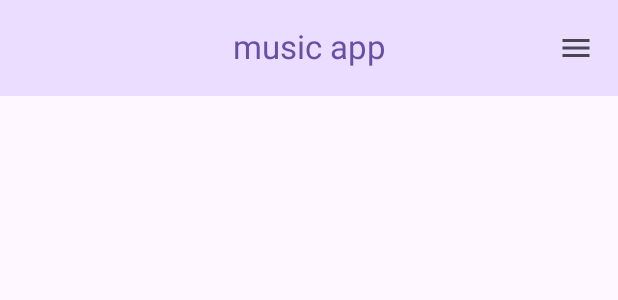
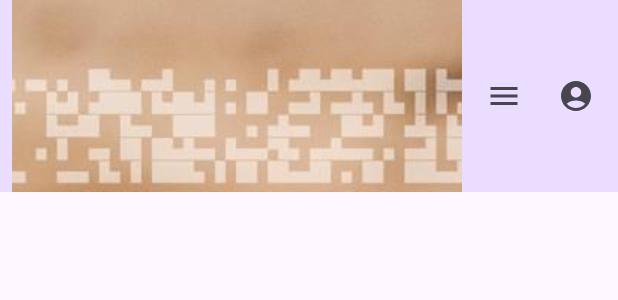
Before and after one commit to user27091980/musicApp, an Android app built with Jetpack Compose: the @Preview function MainPreview, on a phone screen of 412 x 824 dp. Shown: the top 300 px of the screen. Run offline under Robolectric (Android 15) with nearby library versions, the phone set to English and light mode, and no system bars.

Commit message:
nuevos componentes añadidos

```diff
--- a/app/src/main/java/com/example/musicapp/MainActivity.kt
+++ b/app/src/main/java/com/example/musicapp/MainActivity.kt
@@ -21,7 +21,7 @@ class MainActivity : ComponentActivity() {
         enableEdgeToEdge()
         setContent {
             MusicAppTheme {
-                SplashScreen()
+
             }
         }
     }
--- a/app/src/main/java/com/example/musicapp/estilos/ModifyStyles.kt
+++ b/app/src/main/java/com/example/musicapp/estilos/ModifyStyles.kt
@@ -30,14 +30,14 @@ val estiloTextoTitulo = TextStyle(
     )
 val estiloTextoBotones = TextStyle(
     color = (Color.White),
-    fontSize = 10.sp,
+    fontSize = 7.sp,
     textAlign = TextAlign.Center)
 
 val botonLogin = Modifier.padding(start=270.dp,top=640.dp)
-    .size(width=80.dp, height = 40.dp)
+    .size(width=80.dp, height = 30.dp)
 
 val botonRegister = Modifier.padding(start=275.dp,top=650.dp)
-    .size(width=90.dp, height = 40.dp)
+    .size(width=100.dp, height = 30.dp)
 
 /*val skip =Modifier.clickable(
 
--- a/app/src/main/java/com/example/musicapp/myComponents/BotonesComponent.kt
+++ b/app/src/main/java/com/example/musicapp/myComponents/BotonesComponent.kt
@@ -15,8 +15,7 @@ fun BotonLogin(modifier: Modifier){
     Button(onClick = {}) {
 
        Text(text = stringResource(R.string.boton_login),
-           style = estiloTextoBotones
-       )
+           style = estiloTextoBotones)
 
    }
 }
--- a/app/src/main/java/com/example/musicapp/myComponents/LazyFilaComponent.kt
+++ /dev/null
@@ -1 +0,0 @@
-package com.example.musicapp.myComponents
--- a/app/src/main/java/com/example/musicapp/myComponents/TopAppBarComponent.kt
+++ b/app/src/main/java/com/example/musicapp/myComponents/TopAppBarComponent.kt
@@ -7,6 +7,7 @@ import androidx.compose.foundation.Image
 import androidx.compose.foundation.layout.Spacer
 import androidx.compose.foundation.layout.width
 import androidx.compose.material.icons.Icons
+import androidx.compose.material.icons.filled.AccountCircle
 import androidx.compose.material.icons.filled.CheckCircle
 import androidx.compose.material.icons.filled.Menu
 import androidx.compose.material3.CenterAlignedTopAppBar
@@ -37,26 +38,42 @@ import com.example.musicapp.R
 fun TopBarraMain(){
 
     Scaffold(
+
         topBar = {
 
             CenterAlignedTopAppBar(
                 colors = TopAppBarDefaults.topAppBarColors(
                     containerColor = MaterialTheme.colorScheme.primaryContainer,
-                    titleContentColor = MaterialTheme.colorScheme.primary,
+                    titleContentColor = MaterialTheme.colorScheme.background,
                 ),
                 title = {
-                    Text(stringResource(R.string.music_app))
-                    Spacer(Modifier.width(16.dp))
+                    Image(
+                        painter = painterResource(R.drawable.top),
 
+                        contentDescription = "",
+                        contentScale = ContentScale.None,
+
+                    )
+                    //Text(stringResource(R.string.music_app))
+                    //Spacer(Modifier.width(16.dp))
                 },
+
                 actions = {
                     IconButton(onClick = { /* do something */ }) {
                         Icon(
                             imageVector = Icons.Filled.Menu,
-                            contentDescription = "Localized description"
+                            contentDescription = "menu"
+                        )
+                    }
+                    IconButton(onClick = { /* do something */ }) {
+                        Icon(
+                            imageVector = Icons.Filled.AccountCircle,
+                            contentDescription = "cuenta"
                         )
                     }
                 },
+
+
             )
         }
     ) { }
--- a/app/src/main/java/com/example/musicapp/pages/MainScreenPage.kt
+++ b/app/src/main/java/com/example/musicapp/pages/MainScreenPage.kt
@@ -2,6 +2,7 @@ package com.example.musicapp.pages
 
 import androidx.compose.runtime.Composable
 import androidx.compose.ui.tooling.preview.Preview
+import com.example.musicapp.myComponents.LazyColumnComponent
 import com.example.musicapp.myComponents.TopBarraMain
 
 
@@ -9,6 +10,7 @@ import com.example.musicapp.myComponents.TopBarraMain
 fun MainScreen(){
 
     TopBarraMain()
+    LazyColumnComponent()
 
 }
 @Preview
--- a/app/src/main/java/com/example/musicapp/pages/MusicGenreScreenPage.kt
+++ b/app/src/main/java/com/example/musicapp/pages/MusicGenreScreenPage.kt
@@ -1,11 +1,12 @@
 package com.example.musicapp.pages
 
 import androidx.compose.runtime.Composable
+import com.example.musicapp.myComponents.LazyRowComponent
 
 @Composable
 fun MusicGenre(){
 
-
+    LazyRowComponent()
 
 
 }
```
Also changed, not shown: app/src/main/java/com/example/musicapp/myComponents/LazyRowComponent.kt (added, +31 -0 lines), app/src/main/java/com/example/musicapp/pages/MusicBandScreenPage.kt (+9 -0 lines), app/src/main/res/drawable/cassette_tape_clipart_illustration.webp (deleted), app/src/main/res/drawable/top.png (added).
